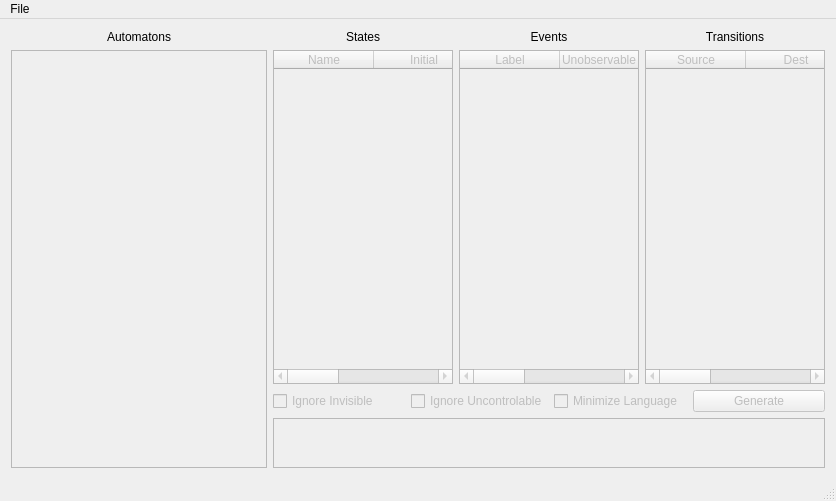
The window that TER_Code/mainwindow.ui (Zelteir/automata-to-regular-language) describes before a commit, drawn with Qt 5.
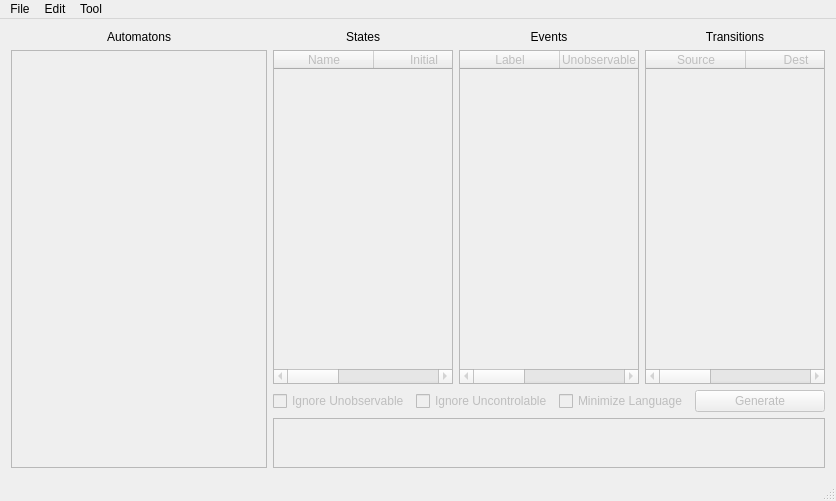
The same window after the commit.

Commit message: Added 'Edit' and 'Tool' action.

Patch:
```diff
--- a/TER_Code/mainwindow.ui
+++ b/TER_Code/mainwindow.ui
@@ -200,7 +200,7 @@
            <bool>false</bool>
           </property>
           <property name="text">
-           <string>Ignore Invisible</string>
+           <string>Ignore Unobservable</string>
           </property>
          </widget>
         </item>
@@ -283,7 +283,23 @@
     <addaction name="separator"/>
     <addaction name="actionExit"/>
    </widget>
+   <widget class="QMenu" name="menuEdit">
+    <property name="title">
+     <string>Edit</string>
+    </property>
+    <addaction name="actionAdd"/>
+    <addaction name="actionDelete"/>
+   </widget>
+   <widget class="QMenu" name="menuTool">
+    <property name="title">
+     <string>Tool</string>
+    </property>
+    <addaction name="actionSave_automaton_group"/>
+    <addaction name="actionGenerate_all_languages"/>
+   </widget>
    <addaction name="menuFichier"/>
+   <addaction name="menuEdit"/>
+   <addaction name="menuTool"/>
   </widget>
   <widget class="QStatusBar" name="statusBar"/>
   <action name="actionNew">
```
Left out of the diff: 32 changed lines with no effect on the pictures.
